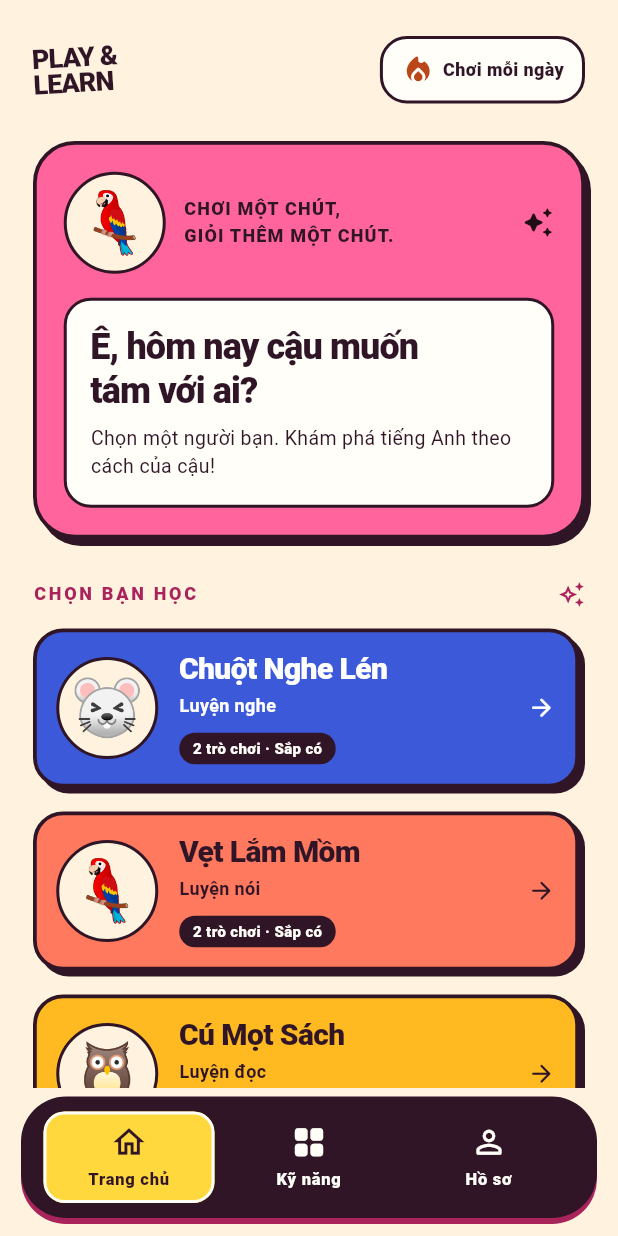
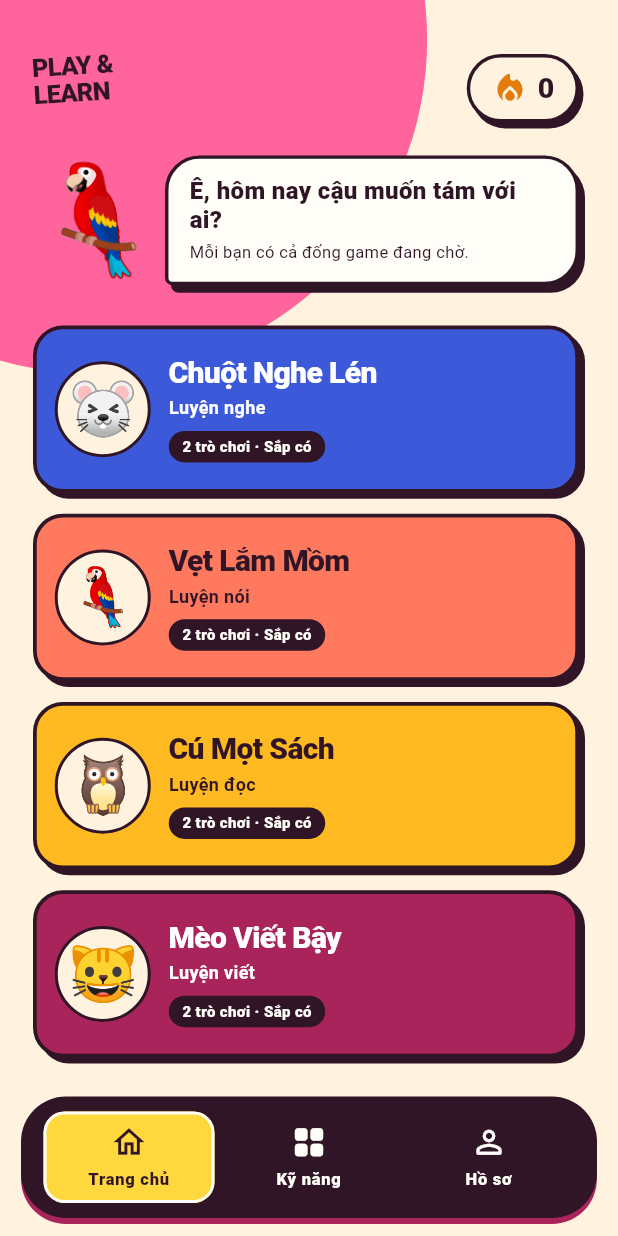
Before and after one commit to Khuyet-Hung/playandlearn, a Flutter app: the screen it shows after launch, on a phone screen of 412 x 824 dp. Run offline on Flutter 3.47's test engine with Material 3 defaults, Android fonts, the phone set to English and light mode, and no system bars; our stand-ins replace material_ui, shared_preferences.

Commit message:
Refactor HomeScreen layout and add HomeHeader widget for improved UI structure

```diff
--- a/lib/app/shell/app_shell.dart
+++ b/lib/app/shell/app_shell.dart
@@ -21,10 +21,7 @@ class _AppShellState extends State<AppShell>
   int _selectedIndex = 0;
   late final _fade = AnimationController(vsync: this, value: 1);
   late final List<Widget> _screens = [
-    HomeScreen(
-      onExplore: () => _select(1),
-      onOpenSkill: (skill) => _routes.openSkill(context, skill),
-    ),
+    HomeScreen(onOpenSkill: (skill) => _routes.openSkill(context, skill)),
     SkillsScreen(onOpenSkill: (skill) => _routes.openSkill(context, skill)),
     ProfileScreen(
       onOpenSettings: () => _routes.openSettings(context, widget.settings),
--- a/lib/features/home/presentation/home_screen.dart
+++ b/lib/features/home/presentation/home_screen.dart
@@ -1,176 +1,87 @@
 import 'package:material_ui/material_ui.dart';
 
 import '../../../core/theme/app_colors.dart';
-import '../../../core/widgets/app_button.dart';
 import '../../../core/widgets/app_pressable.dart';
 import '../../skills/data/preview_catalog.dart';
 import '../../skills/domain/skill.dart';
 import 'widgets/character_avatar.dart';
+import 'widgets/home_header.dart';
 
 class HomeScreen extends StatelessWidget {
-  const HomeScreen({
-    super.key,
-    required this.onExplore,
-    required this.onOpenSkill,
-  });
-  final VoidCallback onExplore;
+  const HomeScreen({super.key, required this.onOpenSkill});
   final ValueChanged<Skill> onOpenSkill;
 
   @override
-  Widget build(BuildContext context) => ListView(
-    key: const PageStorageKey('home-scroll'),
-    padding: const EdgeInsets.fromLTRB(22, 24, 22, 28),
+  Widget build(BuildContext context) => LayoutBuilder(
+    builder: (context, constraints) {
+      final diameter = constraints.maxWidth * 1.08;
+      final headerHeight = (constraints.maxHeight * 0.31).clamp(132.0, 205.0);
+      return ClipRect(
+        key: const ValueKey('home-layout'),
+        child: Stack(
           children: [
-      Wrap(
-        alignment: WrapAlignment.spaceBetween,
-        spacing: 16,
-        runSpacing: 12,
-        crossAxisAlignment: WrapCrossAlignment.center,
-        children: [
-          Transform.rotate(
-            angle: -0.06,
-            child: const Text(
-              'PLAY &\nLEARN',
-              style: TextStyle(
-                fontSize: 18,
-                fontWeight: FontWeight.w900,
-                height: 0.95,
-                letterSpacing: -0.6,
+            Positioned(
+              left: -diameter * 0.36,
+              top: -diameter * 0.44,
+              child: ExcludeSemantics(
+                child: Container(
+                  width: diameter,
+                  height: diameter,
+                  decoration: const BoxDecoration(
+                    shape: BoxShape.circle,
+                    color: AppColors.pink,
                   ),
                 ),
               ),
-          Container(
-            padding: const EdgeInsets.symmetric(horizontal: 12, vertical: 9),
-            decoration: BoxDecoration(
-              color: AppColors.surface,
-              borderRadius: BorderRadius.circular(18),
-              border: Border.all(color: AppColors.ink, width: 2),
             ),
-            child: const Row(
-              mainAxisSize: MainAxisSize.min,
+            Column(
               children: [
-                Icon(
-                  Icons.local_fire_department_rounded,
-                  color: Color(0xFFBA471A),
-                  size: 23,
+                SizedBox(
+                  height: headerHeight,
+                  width: double.infinity,
+                  child: FittedBox(
+                    fit: BoxFit.scaleDown,
+                    alignment: Alignment.topCenter,
+                    child: SizedBox(
+                      width: constraints.maxWidth,
+                      child: const HomeHeader(),
                     ),
-                SizedBox(width: 5),
-                Flexible(
-                  child: Text(
-                    'Chơi mỗi ngày',
-                    style: TextStyle(fontSize: 12, fontWeight: FontWeight.w800),
+                  ),
+                ),
+                const SizedBox(height: 12),
+                Expanded(
+                  child: Padding(
+                    padding: const EdgeInsets.fromLTRB(22, 0, 22, 16),
+                    child: Column(
+                      children: [
+                        for (
+                          var i = 0;
+                          i < PreviewCatalog.skills.length;
+                          i++
+                        ) ...[
+                          if (i > 0) const SizedBox(height: 10),
+                          Expanded(
+                            child: _FriendCard(
+                              key: ValueKey(
+                                'home-${PreviewCatalog.skills[i].id.name}',
+                              ),
+                              skill: PreviewCatalog.skills[i],
+                              index: i,
+                              onPressed: () =>
+                                  onOpenSkill(PreviewCatalog.skills[i]),
+                            ),
+                          ),
+                        ],
+                      ],
+                    ),
                   ),
                 ),
               ],
             ),
-          ),
           ],
         ),
-      const SizedBox(height: 25),
-      Container(
-        padding: const EdgeInsets.all(18),
-        decoration: BoxDecoration(
-          color: AppColors.pink,
-          borderRadius: BorderRadius.circular(28),
-          border: Border.all(color: AppColors.ink, width: 2.5),
-          boxShadow: const [
-            BoxShadow(color: AppColors.ink, offset: Offset(4, 5)),
-          ],
-        ),
-        child: Column(
-          crossAxisAlignment: CrossAxisAlignment.start,
-          children: [
-            const Row(
-              children: [
-                CharacterAvatar(emoji: '🦜', size: 68),
-                SizedBox(width: 12),
-                Expanded(
-                  child: Text(
-                    'CHƠI MỘT CHÚT,\nGIỎI THÊM MỘT CHÚT.',
-                    style: TextStyle(
-                      fontWeight: FontWeight.w900,
-                      fontSize: 12,
-                      height: 1.5,
-                      letterSpacing: 0.8,
-                    ),
-                  ),
-                ),
-                Icon(Icons.auto_awesome_rounded, size: 22),
-              ],
-            ),
-            const SizedBox(height: 16),
-            Container(
-              width: double.infinity,
-              padding: const EdgeInsets.all(16),
-              decoration: BoxDecoration(
-                color: AppColors.surface,
-                borderRadius: BorderRadius.circular(18),
-                border: Border.all(color: AppColors.ink, width: 2),
-              ),
-              child: Column(
-                crossAxisAlignment: CrossAxisAlignment.start,
-                children: [
-                  Text(
-                    'Ê, hôm nay cậu muốn\ntám với ai?',
-                    style: Theme.of(context).textTheme.titleLarge?.copyWith(
-                      fontSize: 24,
-                      fontWeight: FontWeight.w900,
-                      letterSpacing: -0.6,
-                    ),
-                  ),
-                  const SizedBox(height: 8),
-                  const Text(
-                    'Chọn một người bạn. Khám phá tiếng Anh theo cách của cậu!',
-                    style: TextStyle(fontSize: 13, height: 1.45),
-                  ),
-                ],
-              ),
-            ),
-          ],
-        ),
-      ),
-      const SizedBox(height: 28),
-      const Row(
-        children: [
-          Expanded(
-            child: Text(
-              'CHỌN BẠN HỌC',
-              style: TextStyle(
-                color: AppColors.berry,
-                fontSize: 12,
-                fontWeight: FontWeight.w900,
-                letterSpacing: 1.8,
-              ),
-            ),
-          ),
-          Icon(Icons.auto_awesome_outlined, color: AppColors.berry, size: 18),
-        ],
-      ),
-      const SizedBox(height: 14),
-      for (var i = 0; i < PreviewCatalog.skills.length; i++) ...[
-        _FriendCard(
-          key: ValueKey('home-${PreviewCatalog.skills[i].id.name}'),
-          skill: PreviewCatalog.skills[i],
-          index: i,
-          onPressed: () => onOpenSkill(PreviewCatalog.skills[i]),
-        ),
-        const SizedBox(height: 12),
-      ],
-      const SizedBox(height: 10),
-      AppButton(
-        key: const ValueKey('explore-skills'),
-        label: 'Khám phá kỹ năng',
-        icon: Icons.arrow_forward_rounded,
-        color: AppColors.surface,
-        onPressed: onExplore,
-      ),
-      const SizedBox(height: 16),
-      const Text(
-        'Mỗi ngày một chút, tiếng Anh tiến xa hơn.',
-        textAlign: TextAlign.center,
-        style: TextStyle(color: AppColors.muted, fontSize: 12),
-      ),
-    ],
+      );
+    },
   );
 }
 
@@ -201,8 +112,25 @@ class _FriendCard extends StatelessWidget {
       AppColors.berry,
     ];
     final foreground = index == 0 || index == 3 ? Colors.white : AppColors.ink;
-    final largeText = MediaQuery.textScalerOf(context).scale(16) > 23;
-    final details = Column(
+    return AppPressable(
+      label: '${names[index]}, ${skill.title}',
+      onPressed: onPressed,
+      color: colors[index],
+      padding: const EdgeInsets.symmetric(horizontal: 12, vertical: 7),
+      child: LayoutBuilder(
+        builder: (context, constraints) => Center(
+          child: FittedBox(
+            fit: BoxFit.scaleDown,
+            alignment: Alignment.centerLeft,
+            child: SizedBox(
+              width: constraints.maxWidth,
+              child: Row(
+                children: [
+                  CharacterAvatar(emoji: animals[index], size: 64),
+                  const SizedBox(width: 12),
+                  Expanded(
+                    child: Column(
+                      mainAxisSize: MainAxisSize.min,
                       crossAxisAlignment: CrossAxisAlignment.start,
                       children: [
                         Text(
@@ -215,7 +143,7 @@ class _FriendCard extends StatelessWidget {
                             letterSpacing: -0.4,
                           ),
                         ),
-        const SizedBox(height: 4),
+                        const SizedBox(height: 3),
                         Text(
                           skill.title,
                           style: TextStyle(
@@ -224,9 +152,12 @@ class _FriendCard extends StatelessWidget {
                             fontWeight: FontWeight.w600,
                           ),
                         ),
-        const SizedBox(height: 9),
+                        const SizedBox(height: 6),
                         Container(
-          padding: const EdgeInsets.symmetric(horizontal: 9, vertical: 3),
+                          padding: const EdgeInsets.symmetric(
+                            horizontal: 9,
+                            vertical: 3,
+                          ),
                           decoration: BoxDecoration(
                             color: AppColors.ink,
                             borderRadius: BorderRadius.circular(12),
@@ -241,29 +172,13 @@ class _FriendCard extends StatelessWidget {
                           ),
                         ),
                       ],
-    );
-    return AppPressable(
-      label: '${names[index]}, ${skill.title}',
-      onPressed: onPressed,
-      color: colors[index],
-      padding: const EdgeInsets.all(13),
-      child: largeText
-          ? Column(
-              crossAxisAlignment: CrossAxisAlignment.start,
-              children: [
-                CharacterAvatar(emoji: animals[index], size: 64),
-                const SizedBox(height: 12),
-                details,
+                    ),
+                  ),
                 ],
-            )
-          : Row(
-              children: [
-                CharacterAvatar(emoji: animals[index], size: 68),
-                const SizedBox(width: 14),
-                Expanded(child: details),
-                const SizedBox(width: 4),
-                Icon(Icons.arrow_forward_rounded, color: foreground, size: 19),
-              ],
+              ),
+            ),
+          ),
+        ),
       ),
     );
   }
--- /dev/null
+++ b/lib/features/home/presentation/widgets/home_header.dart
@@ -0,0 +1,138 @@
+import 'package:material_ui/material_ui.dart';
+
+import '../../../../core/theme/app_colors.dart';
+
+/// The bird artwork is a temporary placeholder for the final mascot asset.
+class HomeHeader extends StatelessWidget {
+  const HomeHeader({super.key, this.streakDays = 0});
+
+  final int streakDays;
+
+  @override
+  Widget build(BuildContext context) => Padding(
+    padding: const EdgeInsets.fromLTRB(22, 24, 26, 8),
+    child: Column(
+      mainAxisSize: MainAxisSize.min,
+      children: [
+        SizedBox(
+          width: double.infinity,
+          child: Wrap(
+            alignment: WrapAlignment.spaceBetween,
+            crossAxisAlignment: WrapCrossAlignment.center,
+            spacing: 12,
+            runSpacing: 12,
+            children: [
+              Transform.rotate(
+                angle: -0.065,
+                child: const Text(
+                  'PLAY &\nLEARN',
+                  style: TextStyle(
+                    fontSize: 17,
+                    fontWeight: FontWeight.w800,
+                    height: 1.05,
+                    letterSpacing: -0.5,
+                  ),
+                ),
+              ),
+              Padding(
+                padding: const EdgeInsets.only(top: 12),
+                child: Semantics(
+                  label: 'Chuỗi học: $streakDays ngày',
+                  child: ExcludeSemantics(
+                    child: Container(
+                      padding: const EdgeInsets.symmetric(
+                        horizontal: 14,
+                        vertical: 8,
+                      ),
+                      decoration: BoxDecoration(
+                        color: AppColors.background,
+                        borderRadius: BorderRadius.circular(25),
+                        border: Border.all(color: AppColors.ink, width: 2.3),
+                        boxShadow: const [
+                          BoxShadow(color: AppColors.ink, offset: Offset(3, 4)),
+                        ],
+                      ),
+                      child: Row(
+                        mainAxisSize: MainAxisSize.min,
+                        children: [
+                          const Icon(
+                            Icons.local_fire_department_rounded,
+                            color: Color(0xFFE37C0A),
+                            size: 25,
+                          ),
+                          const SizedBox(width: 6),
+                          Text(
+                            '$streakDays',
+                            style: const TextStyle(
+                              fontSize: 19,
+                              fontWeight: FontWeight.w900,
+                              height: 1.1,
+                            ),
+                          ),
+                        ],
+                      ),
+                    ),
+                  ),
+                ),
+              ),
+            ],
+          ),
+        ),
+        const SizedBox(height: 22),
+        Row(
+          crossAxisAlignment: CrossAxisAlignment.center,
+          children: [
+            const ExcludeSemantics(
+              child: SizedBox(
+                width: 76,
+                child: Text(
+                  '🦜',
+                  textAlign: TextAlign.center,
+                  textScaler: TextScaler.noScaling,
+                  style: TextStyle(fontSize: 70, height: 1.2),
+                ),
+              ),
+            ),
+            const SizedBox(width: 12),
+            Expanded(
+              child: Container(
+                padding: const EdgeInsets.fromLTRB(14, 12, 14, 13),
+                decoration: BoxDecoration(
+                  color: AppColors.surface,
+                  borderRadius: const BorderRadius.only(
+                    topLeft: Radius.circular(23),
+                    topRight: Radius.circular(23),
+                    bottomRight: Radius.circular(23),
+                    bottomLeft: Radius.circular(5),
+                  ),
+                  border: Border.all(color: AppColors.ink, width: 2.3),
+                  boxShadow: const [
+                    BoxShadow(color: AppColors.ink, offset: Offset(4, 5)),
+                  ],
+                ),
+                child: const Column(
+                  crossAxisAlignment: CrossAxisAlignment.start,
+                  children: [
+                    Text(
+                      'Ê, hôm nay cậu muốn tám với ai?',
+                      style: TextStyle(
+                        fontSize: 16,
+                        height: 1.2,
+                        fontWeight: FontWeight.w900,
+                      ),
+                    ),
+                    SizedBox(height: 5),
+                    Text(
+                      'Mỗi bạn có cả đống game đang chờ.',
+                      style: TextStyle(fontSize: 11, height: 1.3),
+                    ),
+                  ],
+                ),
+              ),
+            ),
+          ],
+        ),
+      ],
+    ),
+  );
+}
```
Also changed, not shown: 2 other files. Lines whose indentation alone changed are shown as unchanged.
